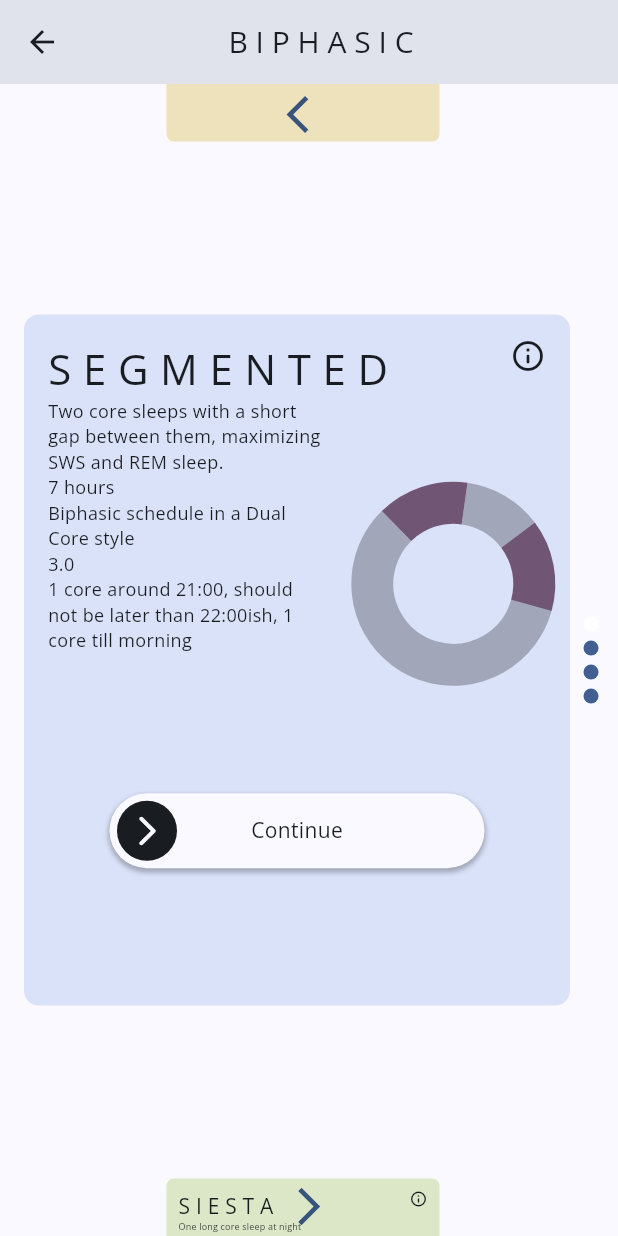
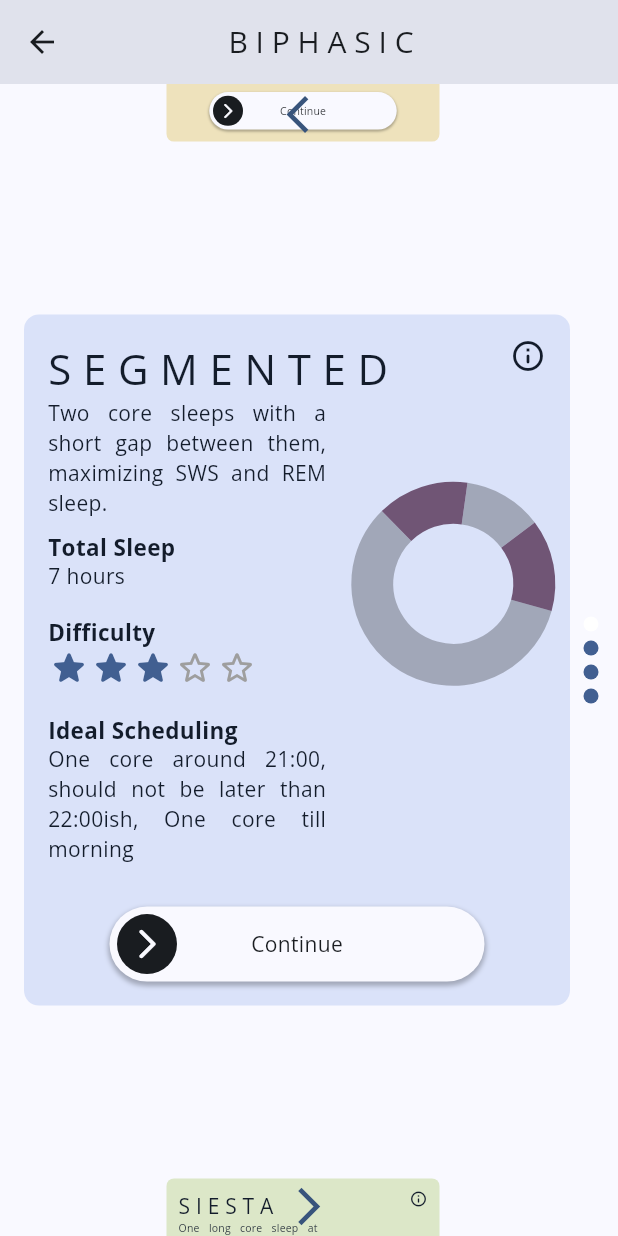
Before and after one commit to TheLameOne/polyphasic_sleep, a Flutter app: the AllSchedulesPage screen opened by its route, after a tap on an icon or button, on a phone screen of 412 x 824 dp. Run offline on Flutter 3.47's test engine with Material 3 defaults, Android fonts, the phone set to English and light mode, and no system bars; drawn by our look-alikes of action_slider, card_swiper, fl_chart; our stand-ins replace audioplayers, chat_bubbles, flutter_card_swiper, flutter_local_notifications, flutter_slidable, flutter_svg and 11 more; missing offline and left inert: alarm; accounts and stored records are empty.

Commit message:
fixed json added stars rating

```diff
--- /dev/null
+++ b/lib/components/rating.dart
@@ -0,0 +1,27 @@
+import 'package:flutter/material.dart';
+
+class Rating extends StatelessWidget {
+  final int rating;
+  final Color color;
+  const Rating({super.key, required this.rating, required this.color});
+
+  @override
+  Widget build(BuildContext context) {
+    return Row(
+      children: [
+        for (int i = 0; i < rating; i++)
+          Icon(
+            Icons.star_rounded,
+            color: color,
+            size: 28,
+          ),
+        for (int i = rating; i < 5; i++)
+          const Icon(
+            Icons.star_border_rounded,
+            color: Colors.grey,
+            size: 28,
+          )
+      ],
+    );
+  }
+}
--- a/lib/components/schedule_type_details.dart
+++ b/lib/components/schedule_type_details.dart
@@ -1,5 +1,6 @@
 import 'package:action_slider/action_slider.dart';
 import 'package:flutter/material.dart';
+import 'package:polyphasic_sleep_new/components/rating.dart';
 import 'package:polyphasic_sleep_new/components/sleep_chart_without_id.dart';
 import 'package:polyphasic_sleep_new/pages/setup_page.dart';
 import 'package:url_launcher/url_launcher.dart';
@@ -45,6 +46,9 @@ class _ScheduleTypeDetailsState extends State<ScheduleTypeDetails> {
       child: Padding(
         padding: const EdgeInsets.all(16.0),
         child: Column(
+          mainAxisAlignment: MainAxisAlignment.spaceBetween,
+          children: [
+            Column(
               children: [
                 Row(
                   mainAxisAlignment: MainAxisAlignment.spaceBetween,
@@ -53,7 +57,9 @@ class _ScheduleTypeDetailsState extends State<ScheduleTypeDetails> {
                     Text(
                       _convertName(widget.scheduleType),
                       style: TextStyle(
-                      color: Theme.of(context).colorScheme.onSurface,
+                          color: Theme.of(context)
+                              .colorScheme
+                              .onSecondaryContainer,
                           fontSize: 28),
                     ),
                     InkWell(
@@ -62,7 +68,9 @@ class _ScheduleTypeDetailsState extends State<ScheduleTypeDetails> {
                         },
                         child: Icon(
                           Icons.info_outline_rounded,
-                      color: Theme.of(context).colorScheme.onSurface,
+                          color: Theme.of(context)
+                              .colorScheme
+                              .onSecondaryContainer,
                         ))
                   ],
                 ),
@@ -78,33 +86,99 @@ class _ScheduleTypeDetailsState extends State<ScheduleTypeDetails> {
                         children: [
                           Text(
                             widget.shortDescription,
+                            textAlign: TextAlign.justify,
                             style: TextStyle(
-                            color: Theme.of(context).colorScheme.onSurface,
-                            fontSize: 12),
+                                color: Theme.of(context)
+                                    .colorScheme
+                                    .onSecondaryContainer,
+                                fontSize: 14),
+                          ),
+                          Padding(
+                            padding: const EdgeInsets.symmetric(vertical: 8.0),
+                            child: Column(
+                              crossAxisAlignment: CrossAxisAlignment.start,
+                              children: [
+                                Text(
+                                  "Total Sleep",
+                                  style: TextStyle(
+                                      color: Theme.of(context)
+                                          .colorScheme
+                                          .onSecondaryContainer,
+                                      fontSize: 15,
+                                      fontWeight: FontWeight.bold),
                                 ),
                                 Text(
                                   widget.totalSleep,
                                   style: TextStyle(
-                            color: Theme.of(context).colorScheme.onSurface,
-                            fontSize: 12),
+                                      color: Theme.of(context)
+                                          .colorScheme
+                                          .onSecondaryContainer,
+                                      fontSize: 14),
                                 ),
+                              ],
+                            ),
+                          ),
+                          // Text(
+                          //   widget.classification,
+                          //   style: TextStyle(
+                          //       color: Theme.of(context).colorScheme.onSurface,
+                          //       fontSize: 14),
+                          // ),
+                          Padding(
+                            padding: const EdgeInsets.symmetric(vertical: 8.0),
+                            child: Column(
+                              crossAxisAlignment: CrossAxisAlignment.start,
+                              children: [
                                 Text(
-                        widget.classification,
+                                  "Difficulty",
                                   style: TextStyle(
-                            color: Theme.of(context).colorScheme.onSurface,
-                            fontSize: 12),
+                                      color: Theme.of(context)
+                                          .colorScheme
+                                          .onSecondaryContainer,
+                                      fontSize: 15,
+                                      fontWeight: FontWeight.bold),
                                 ),
+                                Rating(
+                                    rating: (widget.difficulty.toInt()),
+                                    color:
+                                        Theme.of(context).colorScheme.primary)
+
+                                // Text(
+                                //   widget.difficulty.toString(),
+                                //   style: TextStyle(
+                                //       color: Theme.of(context)
+                                //           .colorScheme
+                                //           .onSecondaryContainer,
+                                //       fontSize: 14),
+                                // ),
+                              ],
+                            ),
+                          ),
+                          Padding(
+                            padding: const EdgeInsets.symmetric(vertical: 8.0),
+                            child: Column(
+                              crossAxisAlignment: CrossAxisAlignment.start,
+                              children: [
                                 Text(
-                        widget.difficulty.toString(),
+                                  "Ideal Scheduling",
                                   style: TextStyle(
-                            color: Theme.of(context).colorScheme.onSurface,
-                            fontSize: 12),
+                                      color: Theme.of(context)
+                                          .colorScheme
+                                          .onSecondaryContainer,
+                                      fontSize: 15,
+                                      fontWeight: FontWeight.bold),
                                 ),
                                 Text(
                                   widget.idealScheduling,
+                                  textAlign: TextAlign.justify,
                                   style: TextStyle(
-                            color: Theme.of(context).colorScheme.onSurface,
-                            fontSize: 12),
+                                      color: Theme.of(context)
+                                          .colorScheme
+                                          .onSecondaryContainer,
+                                      fontSize: 14),
+                                ),
+                              ],
+                            ),
                           ),
                         ],
                       ),
@@ -129,15 +203,22 @@ class _ScheduleTypeDetailsState extends State<ScheduleTypeDetails> {
                         )
                   ],
                 ),
-            Padding(
-              padding: const EdgeInsets.all(16.0),
-              child: ActionSlider.standard(
+              ],
+            ),
+            ActionSlider.standard(
               icon: Icon(
                 Icons.arrow_forward_ios_rounded,
                 color: Theme.of(context).colorScheme.surface,
               ),
               toggleColor: Theme.of(context).colorScheme.onSurface,
               backgroundColor: Theme.of(context).colorScheme.surface,
+              loadingIcon: SizedBox(
+                width: 24.0,
+                height: 24.0,
+                child: CircularProgressIndicator(
+                    strokeWidth: 2.0,
+                    color: Theme.of(context).colorScheme.surface),
+              ),
               width: 250.0,
               height: 50,
               action: (controller) async {
@@ -160,7 +241,6 @@ class _ScheduleTypeDetailsState extends State<ScheduleTypeDetails> {
               },
               direction: TextDirection.ltr,
               child: const Text('Continue'),
-              ),
             ),
           ],
         ),
```
Also changed, not shown: json/types.json (+12 -12 lines). Lines whose indentation alone changed are shown as unchanged.
